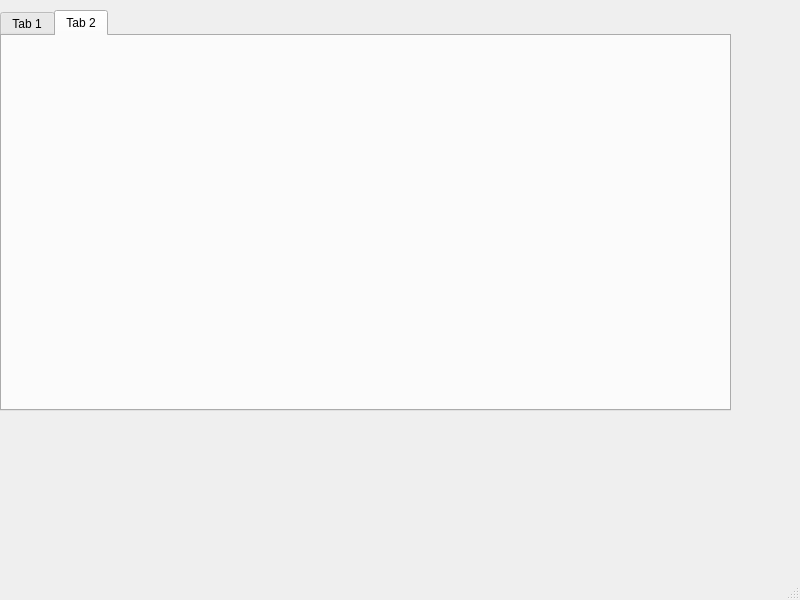
Qt form first_base_qt/mainwindow.ui (aqiugroup/ROS_APP) before a commit.
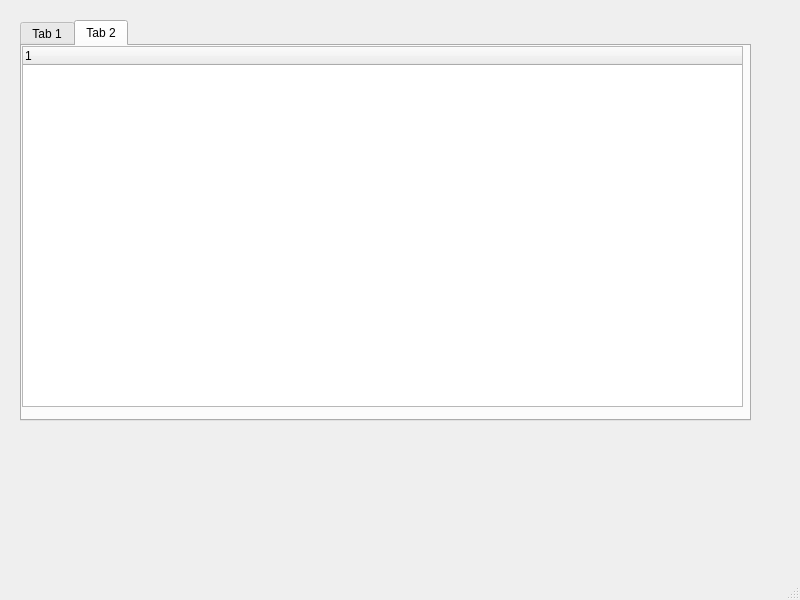
The same form after that commit.

Commit message: add tab widget/tree view2

Patch:
```diff
--- a/first_base_qt/mainwindow.ui
+++ b/first_base_qt/mainwindow.ui
@@ -17,8 +17,8 @@
    <widget class="QTabWidget" name="tabWidget">
     <property name="geometry">
      <rect>
-      <x>0</x>
-      <y>10</y>
+      <x>20</x>
+      <y>20</y>
       <width>731</width>
       <height>401</height>
      </rect>
@@ -133,6 +133,27 @@
      <attribute name="title">
       <string>Tab 2</string>
      </attribute>
+     <widget class="QTreeWidget" name="treeWidget">
+      <property name="geometry">
+       <rect>
+        <x>0</x>
+        <y>0</y>
+        <width>721</width>
+        <height>361</height>
+       </rect>
+      </property>
+      <attribute name="headerMinimumSectionSize">
+       <number>160</number>
+      </attribute>
+      <attribute name="headerDefaultSectionSize">
+       <number>160</number>
+      </attribute>
+      <column>
+       <property name="text">
+        <string notr="true">1</string>
+       </property>
+      </column>
+     </widget>
     </widget>
    </widget>
   </widget>
```
The commit also changes 1 other file.
